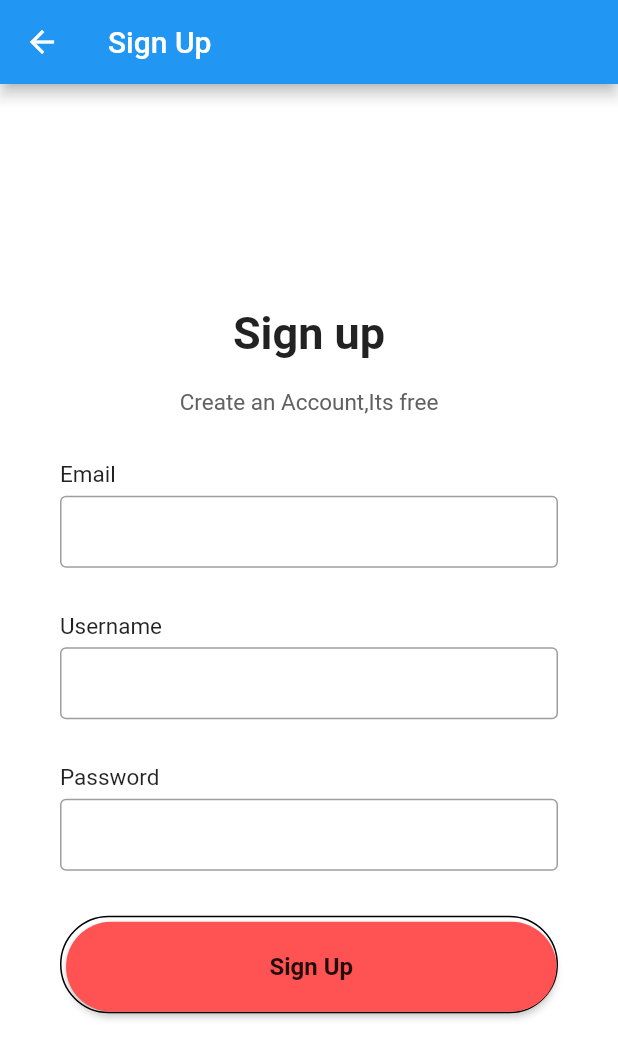
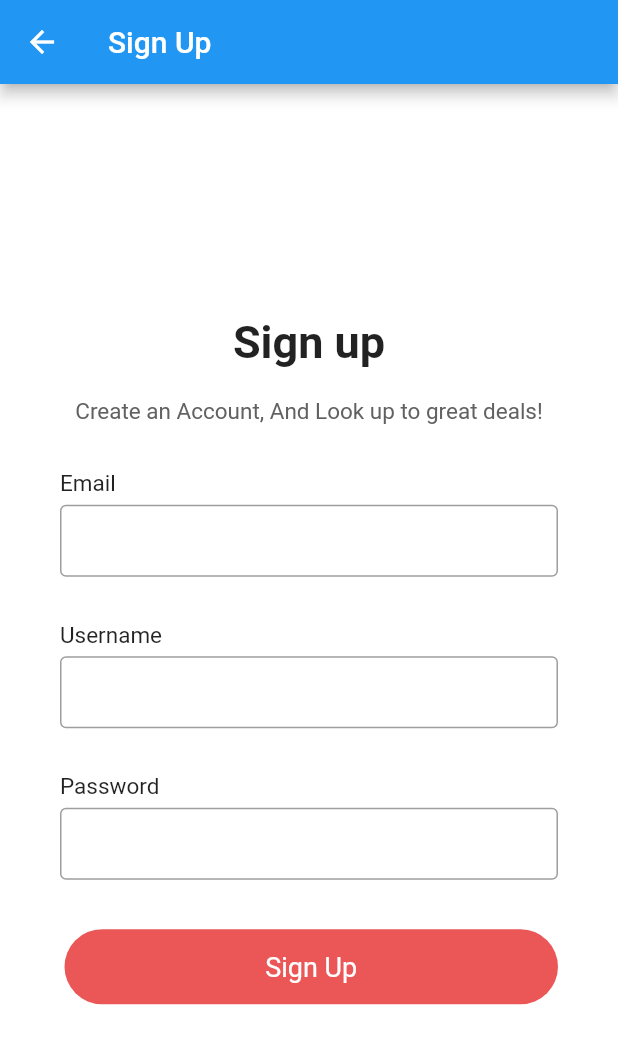
Before and after one commit to soumen88/homebazaar, a Flutter app: the screen it shows after launch, after a tap on "Sign Up", on a phone screen of 412 x 824 dp. Shown: the top 1059 px of the screen. Run offline on Flutter 3.47's test engine with Material 2 defaults, Android fonts, the phone set to English and light mode, and no system bars; our stand-ins replace auto_route, dio, flutter_riverpod, flutter_svg, freezed_annotation, rflutter_alert and 1 more; project files that could hold a hidden picture were left out.

Commit message:
UI changes in registration and login screens

```diff
--- a/lib/cart/CartProductScreenPage.dart
+++ b/lib/cart/CartProductScreenPage.dart
@@ -107,7 +107,8 @@ class _CartProductScreenPageState extends State<CartProductScreenPage> {
         bottomNavigationBar: BuyButton(tap: ()  {
           developer.log(currentScreen , name : "Buy button was tapped");
           prepareCheckoutcart();
-        }),
+        },
+        buttonText: "Buy Now",),
       ),
     );
   }
--- a/lib/components/BuyButton.dart
+++ b/lib/components/BuyButton.dart
@@ -4,13 +4,14 @@ import '../AppConfig.dart';
 
 
 class BuyButton extends StatelessWidget {
-  const BuyButton({
+  BuyButton({
     Key? key,
     @required this.tap,
+    @required this.buttonText,
   }) : super(key: key);
 
   final GestureTapCallback? tap;
-
+  String? buttonText;
   @override
   Widget build(BuildContext context) {
     return GestureDetector(
@@ -23,7 +24,7 @@ class BuyButton extends StatelessWidget {
         height: 50.0,
         alignment: Alignment.center,
         child: Text(
-          'Buy Now',
+          '$buttonText',
           style: TextStyle(
             color: Colors.white,
             fontSize: 18.0,
--- a/lib/login/LoginScreenPage.dart
+++ b/lib/login/LoginScreenPage.dart
@@ -5,6 +5,7 @@ import 'package:flutter/scheduler.dart';
 import 'dart:developer' as developer;
 import 'package:flutter_riverpod/flutter_riverpod.dart';
 import 'package:homebazaar/AppConfig.dart';
+import 'package:homebazaar/components/BuyButton.dart';
 import 'package:homebazaar/providers/Providers.dart';
 import 'package:homebazaar/routes/AppRouter.gr.dart';
 import 'package:shared_preferences/shared_preferences.dart';
@@ -112,31 +113,13 @@ class LoginScreenPage extends ConsumerWidget {
           padding: EdgeInsets.symmetric(horizontal: 40),
           child: Container(
             padding: EdgeInsets.only(top: 3,left: 3),
-            decoration: BoxDecoration(
-                borderRadius: BorderRadius.circular(40),
-                border: Border(
-                    bottom: BorderSide(color: Colors.black),
-                    top: BorderSide(color: Colors.black),
-                    right: BorderSide(color: Colors.black),
-                    left: BorderSide(color: Colors.black)
-                )
-            ),
-            child: MaterialButton(
-              minWidth: double.infinity,
-              height:60,
-              onPressed: (){
-                validate(context);
-              },
-              color: Colors.indigoAccent[400],
-              shape: RoundedRectangleBorder(
-                  borderRadius: BorderRadius.circular(40)
-              ),
-              child: Text("Login",style: TextStyle(
-                  fontWeight: FontWeight.w600,fontSize: 16,color: Colors.white70
-              ),),
-            ),
+            child: BuyButton(tap: ()  {
+              validate(context);
+
+            },buttonText: "Login",),
           ),
         ),
+
         SizedBox(height: 20,),
         Row(
           mainAxisAlignment: MainAxisAlignment.center,
--- a/lib/registration/RegistrationScreenPage.dart
+++ b/lib/registration/RegistrationScreenPage.dart
@@ -1,10 +1,14 @@
 import 'package:auto_route/src/router/auto_router_x.dart';
 import 'package:flutter/material.dart';
 import 'package:flutter_riverpod/flutter_riverpod.dart';
+import 'package:homebazaar/components/BuyButton.dart';
 import 'package:homebazaar/providers/Providers.dart';
 import 'dart:developer' as developer;
 
 import 'package:homebazaar/routes/AppRouter.gr.dart';
+import 'package:shared_preferences/shared_preferences.dart';
+
+import '../AppConfig.dart';
 
 class RegistrationScreenPage extends ConsumerWidget {
   TextEditingController emailController = new TextEditingController();
@@ -14,8 +18,17 @@ class RegistrationScreenPage extends ConsumerWidget {
   @override
   Widget build(BuildContext context, ScopedReader watch) {
     final autheticate = watch(authenticateProvider);
-    return Scaffold(
-      resizeToAvoidBottomInset: false,
+    return GestureDetector(
+      onTap: (){
+        dismissKeyboard(context);
+      },
+      onTapUp:(details){
+        dismissKeyboard(context);
+      },
+      onTapDown: (details){
+        dismissKeyboard(context);
+      },
+      child: Scaffold(
         backgroundColor: Colors.white,
         appBar: AppBar(title: Text("Sign Up"),),
         body: Center(
@@ -33,7 +46,7 @@ class RegistrationScreenPage extends ConsumerWidget {
                           fontWeight: FontWeight.bold,
                         ),),
                         SizedBox(height: 20,),
-                      Text("Create an Account,Its free",style: TextStyle(
+                        Text("Create an Account, And Look up to great deals!",style: TextStyle(
                           fontSize: 15,
                           color: Colors.grey[700],
                         ),),
@@ -58,37 +71,15 @@ class RegistrationScreenPage extends ConsumerWidget {
                           data: (data) {
                             if(data){
                               startProductListingScreen(context);
-                            return Text("Result was successful");
                             }
                             else{
                               return Padding(
                                 padding: EdgeInsets.symmetric(horizontal: 40),
                                 child: Container(
                                   padding: EdgeInsets.only(top: 3,left: 3),
-                                decoration: BoxDecoration(
-                                    borderRadius: BorderRadius.circular(40),
-                                    border: Border(
-                                        bottom: BorderSide(color: Colors.black),
-                                        top: BorderSide(color: Colors.black),
-                                        right: BorderSide(color: Colors.black),
-                                        left: BorderSide(color: Colors.black)
-                                    )
-                                ),
-                                child: MaterialButton(
-                                  minWidth: double.infinity,
-                                  height:60,
-                                  onPressed: (){
+                                  child: BuyButton(tap: ()  {
                                     validate(context);
-                                  },
-                                  color: Colors.redAccent,
-                                  shape: RoundedRectangleBorder(
-                                      borderRadius: BorderRadius.circular(40)
-                                  ),
-                                  child: Text("Sign Up",style: TextStyle(
-                                    fontWeight: FontWeight.w600,fontSize: 16,
-
-                                  ),),
-                                ),
+                                  },buttonText: "Sign Up",),
                                 ),
                               );
                             }
@@ -107,6 +98,7 @@ class RegistrationScreenPage extends ConsumerWidget {
 
                 ),
               ],
+            ),
           ),
         ),
       ),
@@ -141,10 +133,18 @@ class RegistrationScreenPage extends ConsumerWidget {
     ScaffoldMessenger.of(context).showSnackBar(snackBar);
   }
 
-  void startProductListingScreen(BuildContext context){
-    context.router.navigate(ProductsListingScreenRoute());
+  void startProductListingScreen(BuildContext context) async{
+    SharedPreferences prefs = await SharedPreferences.getInstance();
+    prefs.setString(AppConfig.LOGIN_SUCCESS_KEY, "Success");
+    context.router.replace(ProductsListingScreenRoute());
   }
 
+  void dismissKeyboard(BuildContext context){
+    FocusScopeNode currentFocus = FocusScope.of(context);
+    if (!currentFocus.hasPrimaryFocus) {
+      currentFocus.unfocus();
+    }
+  }
 }
 
 //Widget makeInput({label,obsureText = false}){
--- a/lib/singleproduct/SingleProductScreenPage.dart
+++ b/lib/singleproduct/SingleProductScreenPage.dart
@@ -166,7 +166,7 @@ class _SingleProductListingScreenState extends State<SingleProductScreenPage> {
             BuyButton(tap: ()  {
               developer.log(currentScreen , name : "Buy button was tapped");
 
-            })
+            },buttonText: "Buy Now",)
 
           ],
         ));
```
Lines whose indentation alone changed are shown as unchanged.
